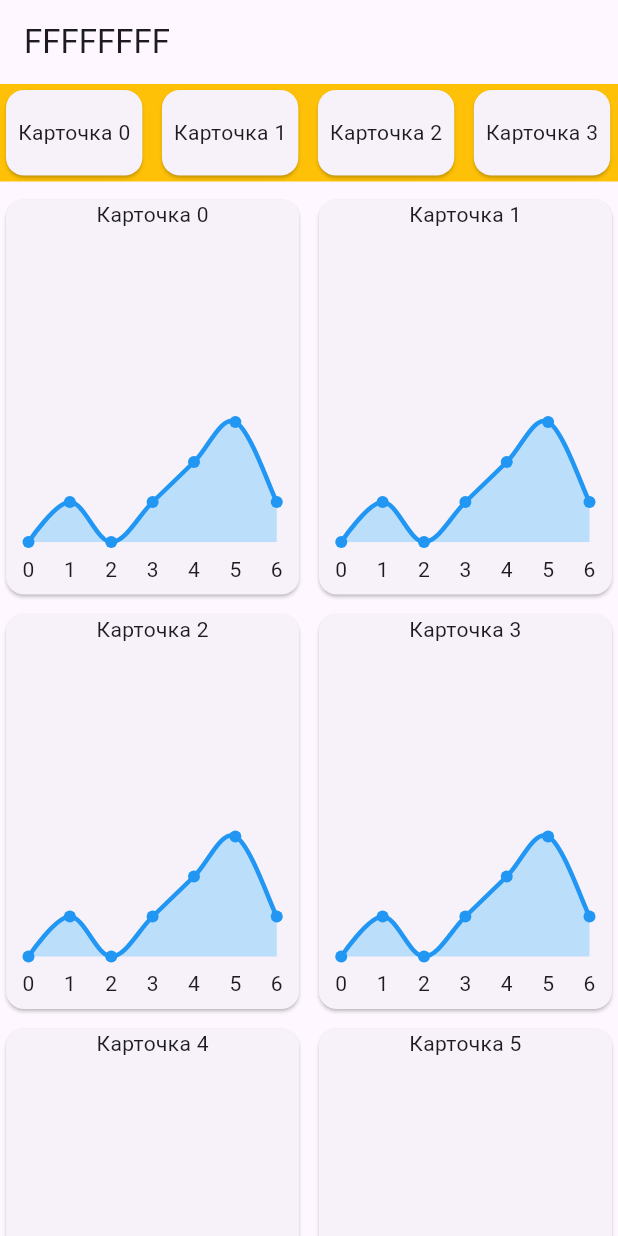
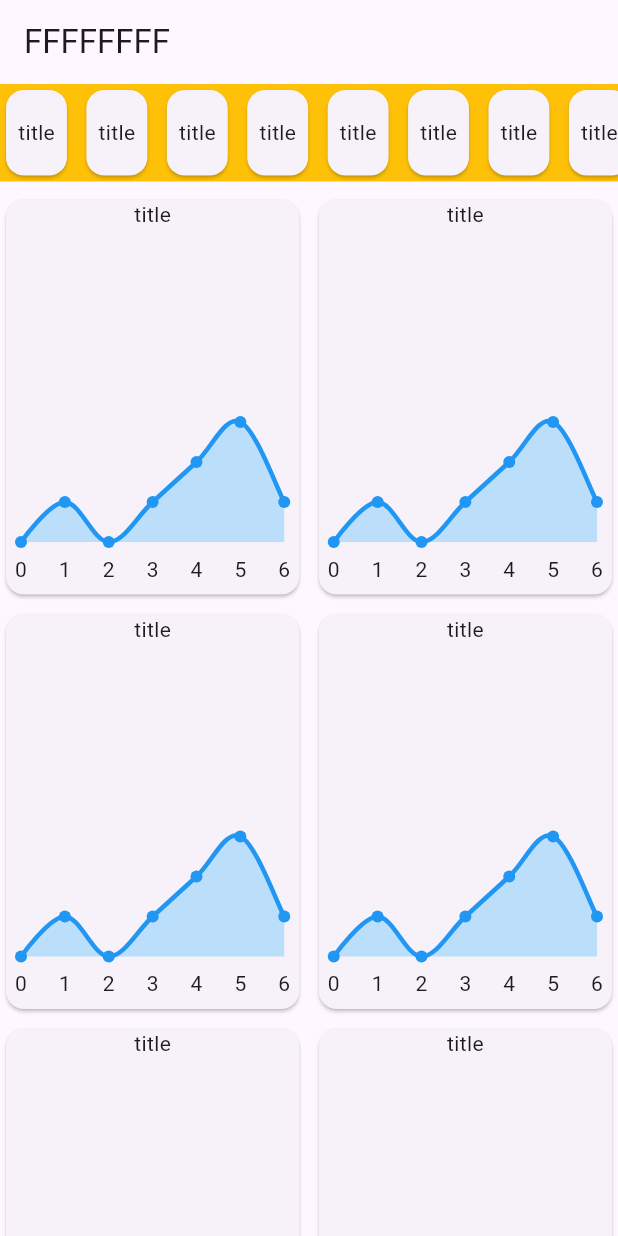
Before and after one commit to WaG711/phos_analytics, a Flutter app: the screen it shows after launch, on a phone screen of 412 x 824 dp. Run offline on Flutter 3.47's test engine with Material 3 defaults, Android fonts, the phone set to English and light mode, and no system bars; drawn by our look-alikes of fl_chart; our stand-ins replace dio, flutter_bloc.

Commit message:
homeBloc/DetailsBloc in main

```diff
--- a/lib/features/details/data/api/details_api.dart
+++ b/lib/features/details/data/api/details_api.dart
@@ -3,9 +3,12 @@ import 'package:dio/dio.dart';
 import '../../../../core/models/chart_data_model.dart';
 
 class DetailsApi {
-  final Dio dio;
-
-  DetailsApi(this.dio);
+  final dio = Dio();
+  ChartDataModel test = ChartDataModel(
+    categoryId: "categoryId",
+    title: "title",
+    points: [],
+  );
 
   Future<ChartDataModel> fetchChartDataWeek(String categoryId) async {
     return _fetchChartData("/chart-data/week", categoryId);
@@ -31,20 +34,21 @@ class DetailsApi {
     String endpoint,
     String categoryId,
   ) async {
-    try {
-      final response = await dio.get(
-        endpoint,
-        queryParameters: {"categoryId": categoryId},
-        options: Options(responseType: ResponseType.json),
-      );
+    // try {
+    //   final response = await dio.get(
+    //     endpoint,
+    //     queryParameters: {"categoryId": categoryId},
+    //     options: Options(responseType: ResponseType.json),
+    //   );
 
-      if (response.statusCode == 200) {
-        return ChartDataModel.fromJson(response.data);
-      } else {
-        throw Exception("Ошибка запроса: ${response.statusCode}");
-      }
-    } catch (e) {
-      throw Exception("Ошибка при загрузке данных: $e");
-    }
+    //   if (response.statusCode == 200) {
+    //     return ChartDataModel.fromJson(response.data);
+    //   } else {
+    //     throw Exception("Ошибка запроса: ${response.statusCode}");
+    //   }
+    // } catch (e) {
+    //   throw Exception("Ошибка при загрузке данных: $e");
+    // }
+    return test;
   }
 }
--- a/lib/features/details/data/repositories/details_rpstr_impl.dart
+++ b/lib/features/details/data/repositories/details_rpstr_impl.dart
@@ -7,7 +7,7 @@ import '../api/details_api.dart';
 class DetailsRpstrImpl implements DetailsRpstr {
   final DetailsApi api;
 
-  DetailsRpstrImpl(this.api);
+  DetailsRpstrImpl({required this.api});
 
   @override
   Future<ChartData> getChartDataHalfYear(String categoryId) async {
--- a/lib/features/details/domain/usecases/details_usecase.dart
+++ b/lib/features/details/domain/usecases/details_usecase.dart
@@ -4,7 +4,7 @@ import '../repositories/details_rpstr.dart';
 class DetailsUsecase {
   final DetailsRpstr rpstr;
 
-  DetailsUsecase(this.rpstr);
+  DetailsUsecase({required this.rpstr});
 
   Future<ChartData> executeChartDataWeek(String categoryId) async {
     return await rpstr.getChartDataWeek(categoryId);
--- a/lib/features/details/presentation/bloc/details_bloc.dart
+++ b/lib/features/details/presentation/bloc/details_bloc.dart
@@ -8,7 +8,7 @@ import 'details_state.dart';
 
 class DetailsBloc extends Bloc<DetailsEvent, DetailsState> {
   final DetailsUsecase usecase;
-  DetailsBloc(this.usecase) : super(DetailsInitial()) {
+  DetailsBloc({required this.usecase}) : super(DetailsInitial()) {
     on<DetailsLoad>((event, emit) async {
       emit(DetailsLoading());
       try {
--- a/lib/features/home/data/repositories/home_rpstr_impl.dart
+++ b/lib/features/home/data/repositories/home_rpstr_impl.dart
@@ -6,7 +6,7 @@ import '../api/home_api.dart';
 class HomeRpstrImpl implements HomeRpstr {
   final HomeApi api;
 
-  HomeRpstrImpl(this.api);
+  HomeRpstrImpl({required this.api});
 
   @override
   Future<List<ChartData>> getChartDataDefoult() async {
--- a/lib/features/home/domain/usecases/home_usecase.dart
+++ b/lib/features/home/domain/usecases/home_usecase.dart
@@ -4,7 +4,7 @@ import '../repositories/home_rpstr.dart';
 class HomeUsecase {
   final HomeRpstr rpstr;
 
-  HomeUsecase(this.rpstr);
+  HomeUsecase({required this.rpstr});
 
   Future<List<ChartData>> executeChartDataDefoult() async {
     return await rpstr.getChartDataDefoult();
--- a/lib/features/home/presentation/bloc/home_bloc.dart
+++ b/lib/features/home/presentation/bloc/home_bloc.dart
@@ -6,7 +6,7 @@ import 'home_state.dart';
 
 class HomeBloc extends Bloc<HomeEvent, HomeState> {
   final HomeUsecase usecase;
-  HomeBloc(this.usecase) : super(HomeInitial()) {
+  HomeBloc({required this.usecase}) : super(HomeInitial()) {
     on<HomeLoad>((event, emit) async {
       emit(HomeLoading());
       try {
--- a/lib/features/home/presentation/bloc/home_state.dart
+++ b/lib/features/home/presentation/bloc/home_state.dart
@@ -7,8 +7,8 @@ class HomeInitial extends HomeState {}
 class HomeLoading extends HomeState {}
 
 class HomeLoaded extends HomeState {
-  final List<ChartData> listChartData;
-  HomeLoaded(this.listChartData);
+  final List<ChartData> chartDataList;
+  HomeLoaded(this.chartDataList);
 }
 
 class HomeError extends HomeState {
--- a/lib/features/home/presentation/home.dart
+++ b/lib/features/home/presentation/home.dart
@@ -1,50 +1,38 @@
 import 'package:flutter/material.dart';
-import 'package:phos_analytics/features/home/presentation/widgets/last_card.dart';
+import 'package:flutter_bloc/flutter_bloc.dart';
+import 'package:phos_analytics/features/home/presentation/bloc/home_event.dart';
+import 'package:phos_analytics/features/home/presentation/widgets/home_cards.dart';
 
-import 'widgets/metric_card.dart';
+import 'bloc/home_bloc.dart';
+import 'bloc/home_state.dart';
 
 class Home extends StatelessWidget {
   const Home({super.key});
 
   @override
   Widget build(BuildContext context) {
+    context.read<HomeBloc>().add(HomeLoad());
     return Scaffold(
       appBar: AppBar(title: Text("FFFFFFFF")),
-      body: Column(
-        crossAxisAlignment: CrossAxisAlignment.start,
-        children: [
-          Padding(
-            padding: const EdgeInsets.only(bottom: 8.0),
-            child: Container(
-              color: Colors.amber,
-              height: 65,
-              child: ListView.builder(
-                scrollDirection: Axis.horizontal,
-                itemCount: 8,
-                itemBuilder: (context, index) {
-                  return Padding(
-                    padding: const EdgeInsets.only(right: 5.0),
-                    child: LastCard(title: "Карточка $index"),
-                  );
-                },
-              ),
-            ),
-          ),
-          Expanded(
-            child: GridView.builder(
-              gridDelegate: SliverGridDelegateWithFixedCrossAxisCount(
-                crossAxisCount: 2,
-                crossAxisSpacing: 5.0,
-                mainAxisSpacing: 5.0,
-                childAspectRatio: 0.75,
-              ),
-              itemCount: 9,
-              itemBuilder: (context, index) {
-                return MetricCard(title: "Карточка $index");
+      body: BlocBuilder<HomeBloc, HomeState>(
+        builder: (context, state) {
+          if (state is HomeLoading) {
+            return const Center(child: CircularProgressIndicator());
+          } else if (state is HomeLoaded) {
+            final chartDataList = state.chartDataList;
+            return RefreshIndicator(
+              backgroundColor: const Color.fromARGB(255, 35, 35, 35),
+              onRefresh: () async {
+                context.read<HomeBloc>().add(HomeRefresh());
               },
-            ),
-          ),
-        ],
+              color: Colors.green,
+              child: HomeCards(chartDataList: chartDataList),
+            );
+          } else if (state is HomeError) {
+            return Center(child: Text(state.message));
+          }
+          return const Center(child: Text('Нет доступных данных'));
+        },
       ),
     );
   }
--- /dev/null
+++ b/lib/features/home/presentation/widgets/home_cards.dart
@@ -0,0 +1,50 @@
+import 'package:flutter/material.dart';
+
+import '../../../../core/entities/chart_data.dart';
+import 'last_card.dart';
+import 'metric_card.dart';
+
+class HomeCards extends StatelessWidget {
+  final List<ChartData> chartDataList;
+  const HomeCards({super.key, required this.chartDataList});
+
+  @override
+  Widget build(BuildContext context) {
+    return Column(
+      crossAxisAlignment: CrossAxisAlignment.start,
+      children: [
+        Padding(
+          padding: const EdgeInsets.only(bottom: 8.0),
+          child: Container(
+            color: Colors.amber,
+            height: 65,
+            child: ListView.builder(
+              scrollDirection: Axis.horizontal,
+              itemCount: 8,
+              itemBuilder: (context, index) {
+                return Padding(
+                  padding: const EdgeInsets.only(right: 5.0),
+                  child: LastCard(chartData: chartDataList[0]),
+                );
+              },
+            ),
+          ),
+        ),
+        Expanded(
+          child: GridView.builder(
+            gridDelegate: SliverGridDelegateWithFixedCrossAxisCount(
+              crossAxisCount: 2,
+              crossAxisSpacing: 5.0,
+              mainAxisSpacing: 5.0,
+              childAspectRatio: 0.75,
+            ),
+            itemCount: 9,
+            itemBuilder: (context, index) {
+              return MetricCard(chartData: chartDataList[0]);
+            },
+          ),
+        ),
+      ],
+    );
+  }
+}
--- a/lib/features/home/presentation/widgets/last_card.dart
+++ b/lib/features/home/presentation/widgets/last_card.dart
@@ -1,8 +1,11 @@
 import 'package:flutter/material.dart';
 
+import '../../../../core/entities/chart_data.dart';
+
 class LastCard extends StatelessWidget {
-  final String title;
-  const LastCard({super.key, required this.title});
+  final ChartData chartData;
+
+  const LastCard({super.key, required this.chartData});
 
   @override
   Widget build(BuildContext context) {
@@ -17,7 +20,7 @@ class LastCard extends StatelessWidget {
           child: Column(
             crossAxisAlignment: CrossAxisAlignment.center,
             mainAxisAlignment: MainAxisAlignment.center,
-            children: [Text(title)],
+            children: [Text(chartData.title)],
           ),
         ),
       ),
--- /dev/null
+++ b/lib/features/home/presentation/widgets/line_chart_home.dart
@@ -0,0 +1,50 @@
+import 'package:fl_chart/fl_chart.dart';
+import 'package:flutter/material.dart';
+
+import '../../../../core/entities/chart_point.dart';
+
+class LineChartHome extends StatelessWidget {
+  final List<ChartPoint> chartPoints;
+
+  const LineChartHome({super.key, required this.chartPoints});
+
+  @override
+  Widget build(BuildContext context) {
+    final List<FlSpot> data = [
+      FlSpot(0, 1),
+      FlSpot(1, 2),
+      FlSpot(2, 1),
+      FlSpot(3, 2),
+      FlSpot(4, 3),
+      FlSpot(5, 4),
+      FlSpot(6, 2),
+    ];
+
+    return LineChart(
+      LineChartData(
+        gridData: FlGridData(show: false),
+        titlesData: FlTitlesData(
+          show: true,
+          topTitles: AxisTitles(sideTitles: SideTitles(showTitles: false)),
+          rightTitles: AxisTitles(sideTitles: SideTitles(showTitles: false)),
+          bottomTitles: AxisTitles(
+            sideTitles: SideTitles(showTitles: true, reservedSize: 30),
+          ),
+          leftTitles: AxisTitles(sideTitles: SideTitles(showTitles: false)),
+        ),
+        borderData: FlBorderData(show: false),
+        lineBarsData: [
+          LineChartBarData(
+            spots: data,
+            isCurved: true,
+            color: Colors.blue,
+            barWidth: 3,
+            isStrokeCapRound: true,
+            dotData: FlDotData(show: true),
+            belowBarData: BarAreaData(show: true, color: Colors.blue[100]),
+          ),
+        ],
+      ),
+    );
+  }
+}
--- a/lib/features/home/presentation/widgets/metric_card.dart
+++ b/lib/features/home/presentation/widgets/metric_card.dart
@@ -1,10 +1,12 @@
 import 'package:flutter/material.dart';
-import 'package:fl_chart/fl_chart.dart';
+
+import '../../../../core/entities/chart_data.dart';
+import 'line_chart_home.dart';
 
 class MetricCard extends StatelessWidget {
-  final String title;
+  final ChartData chartData;
 
-  const MetricCard({super.key, required this.title});
+  const MetricCard({super.key, required this.chartData});
 
   @override
   Widget build(BuildContext context) {
@@ -18,49 +20,16 @@ class MetricCard extends StatelessWidget {
           crossAxisAlignment: CrossAxisAlignment.center,
           mainAxisAlignment: MainAxisAlignment.spaceBetween,
           children: [
-            Text(title),
-            SizedBox(height: 120, child: _buildLineChart()),
-          ],
-        ),
-      ),
-    );
-  }
-
-  Widget _buildLineChart() {
-    final List<FlSpot> data = [
-      FlSpot(0, 1),
-      FlSpot(1, 2),
-      FlSpot(2, 1),
-      FlSpot(3, 2),
-      FlSpot(4, 3),
-      FlSpot(5, 4),
-      FlSpot(6, 2),
-    ];
-
-    return Padding(
-      padding: const EdgeInsets.symmetric(horizontal: 15, vertical: 5),
-      child: LineChart(
-        LineChartData(
-          gridData: FlGridData(show: false),
-          titlesData: FlTitlesData(
-            show: true,
-            topTitles: AxisTitles(sideTitles: SideTitles(showTitles: false)),
-            rightTitles: AxisTitles(sideTitles: SideTitles(showTitles: false)),
-            bottomTitles: AxisTitles(
-              sideTitles: SideTitles(showTitles: true, reservedSize: 30),
-            ),
-            leftTitles: AxisTitles(sideTitles: SideTitles(showTitles: false)),
-          ),
-          borderData: FlBorderData(show: false),
-          lineBarsData: [
-            LineChartBarData(
-              spots: data,
-              isCurved: true,
-              color: Colors.blue,
-              barWidth: 3,
-              isStrokeCapRound: true,
-              dotData: FlDotData(show: true),
-              belowBarData: BarAreaData(show: true, color: Colors.blue[100]),
+            Text(chartData.title),
+            SizedBox(
+              height: 120,
+              child: Padding(
+                padding: const EdgeInsets.symmetric(
+                  vertical: 5.0,
+                  horizontal: 10.0,
+                ),
+                child: LineChartHome(chartPoints: chartData.points),
+              ),
             ),
           ],
         ),
--- a/lib/main.dart
+++ b/lib/main.dart
@@ -1,6 +1,15 @@
 import 'package:flutter/material.dart';
+import 'package:flutter_bloc/flutter_bloc.dart';
 
+import 'features/details/data/api/details_api.dart';
+import 'features/details/data/repositories/details_rpstr_impl.dart';
+import 'features/details/domain/usecases/details_usecase.dart';
+import 'features/details/presentation/bloc/details_bloc.dart';
 import 'features/details/presentation/details.dart';
+import 'features/home/data/api/home_api.dart';
+import 'features/home/data/repositories/home_rpstr_impl.dart';
+import 'features/home/domain/usecases/home_usecase.dart';
+import 'features/home/presentation/bloc/home_bloc.dart';
 import 'features/home/presentation/home.dart';
 
 void main() {
@@ -12,12 +21,32 @@ class MainApp extends StatelessWidget {
 
   @override
   Widget build(BuildContext context) {
-    return MaterialApp(
-      debugShowCheckedModeBanner: false,
-      routes: {
-        "/": (context) => const Home(),
-        "/details": (context) => const Details(),
-      },
+    return MultiBlocProvider(
+      providers: [
+        BlocProvider<HomeBloc>(
+          create: (context) {
+            final hApi = HomeApi();
+            final hRepository = HomeRpstrImpl(api: hApi);
+            final hUseCase = HomeUsecase(rpstr: hRepository);
+            return HomeBloc(usecase: hUseCase);
+          },
+        ),
+        BlocProvider<DetailsBloc>(
+          create: (context) {
+            final dApi = DetailsApi();
+            final dRepository = DetailsRpstrImpl(api: dApi);
+            final dUseCase = DetailsUsecase(rpstr: dRepository);
+            return DetailsBloc(usecase: dUseCase);
+          },
+        ),
+      ],
+      child: MaterialApp(
+        debugShowCheckedModeBanner: false,
+        routes: {
+          "/": (context) => const Home(),
+          "/details": (context) => const Details(),
+        },
+      ),
     );
   }
 }
```
Also changed, not shown: lib/features/home/data/api/home_api.dart (+20 -18 lines).
